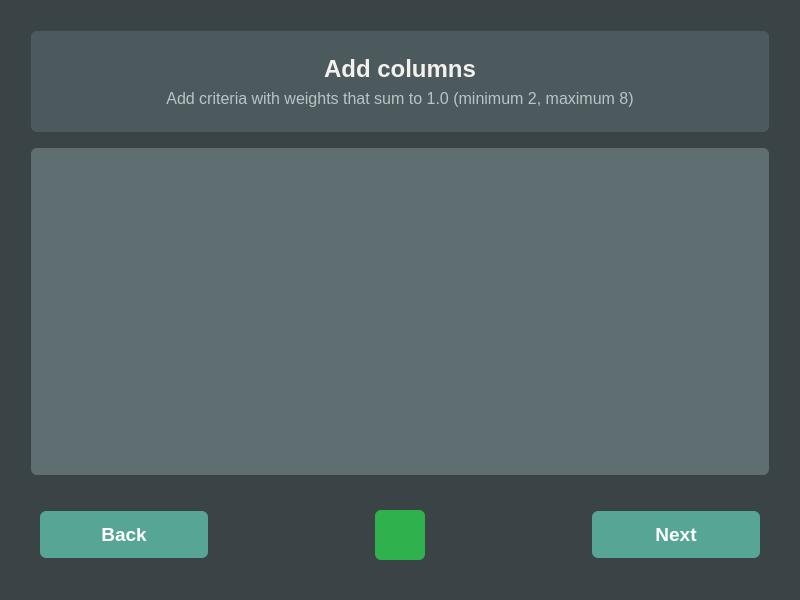
Qt form src/ui/columns.ui (ivanadelcarmen/weighted-decision-matrix) before a commit.
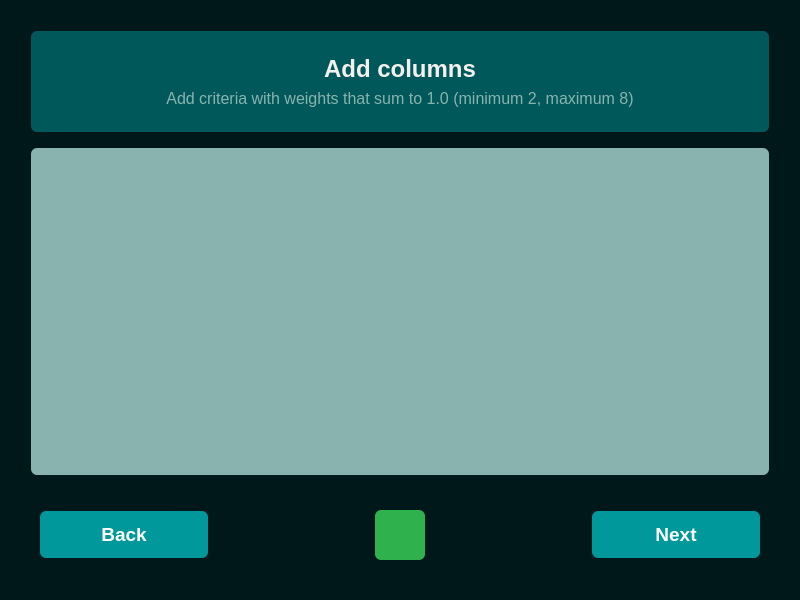
The same form after that commit. Icons and pictures are not drawn.

Commit message: Add updated .ui files and pyuic6 .py compilations

```diff
--- a/src/ui/columns.ui
+++ b/src/ui/columns.ui
@@ -18,10 +18,16 @@
    Global settings
    ========================= */
 #form {
-    background-color: #3A4446;
+    background-color: #00181a;
 	font-family: Segoe UI;
 }
 
+/* Selection colors */
+QLineEdit {
+	selection-background-color: #7dd3c0;
+	selection-color: #ffffff;
+}
+
 /* =========================
    Frames
    ========================= */
@@ -30,13 +36,13 @@
 }
 
 #titleFrame {
-    background-color: #4C5A5D;
+    background-color: #00585a;
     padding: 15px;
 	margin: 20px 20px 10px 20px;
 }
 
 #contentFrame {
-    background-color: #5E6E71;
+    background-color: #89b3af;
     padding: 15px;
 	margin: 0px 20px 10px 20px;
 }
@@ -58,7 +64,7 @@
 #instructionLabel {
     font-size: 12pt;
     font-weight: 400;
-    color: #B8C5C8;
+    color: #89b3af;
 }
 
 /* =========================
@@ -96,7 +102,7 @@
    Buttons
    ========================= */
 #backBtn {
-    background-color: #57a695;
+    background-color: #00989b;
     color: #ffffff;
     border: none;
     border-radius: 6px;
@@ -136,7 +142,7 @@
 }
 
 #nextBtn {
-    background-color: #57a695;
+    background-color: #00989b;
     color: #ffffff;
     border: none;
     border-radius: 6px;
@@ -151,7 +157,17 @@
 }
 
 #nextBtn:pressed {
-    background-color: #3f8878;
+    background-color: #01797b;
+}
+
+#nextBtn:disabled {
+    background-color: #5a6c6e;
+    color: #a0b0b2;
+}
+
+#backBtn:disabled {
+    background-color: #5a6c6e;
+    color: #a0b0b2;
 }
 </string>
   </property>
```
Left out of the diff: 6 changed lines with no effect on the pictures. The commit also changes 5 other files.
